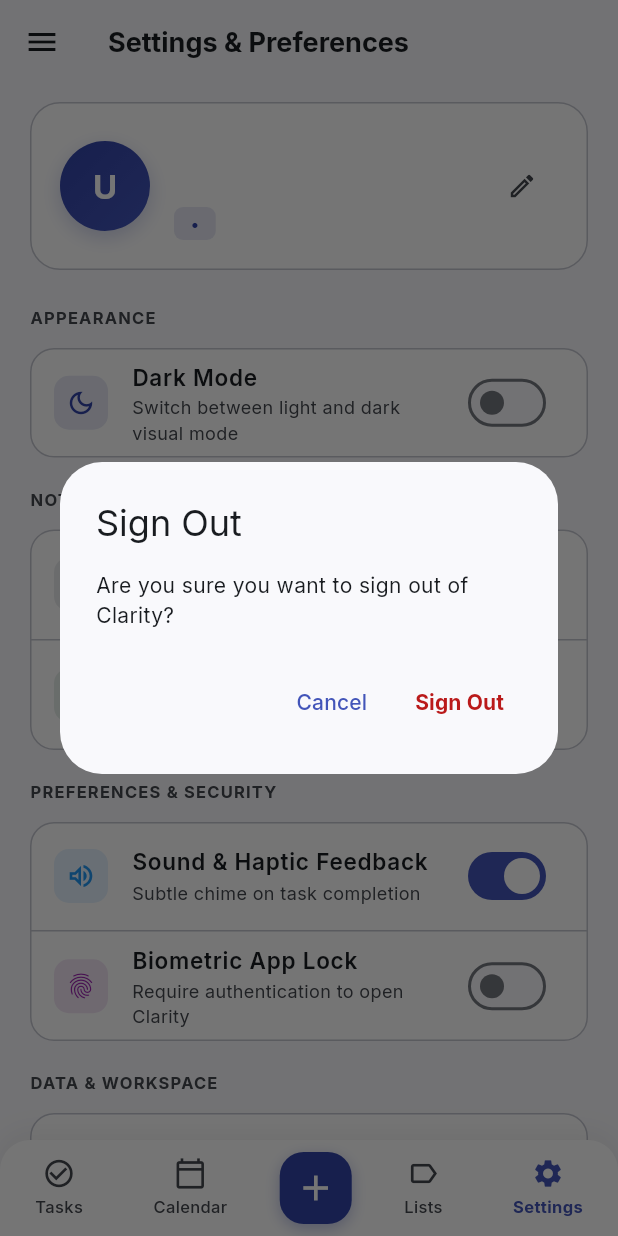
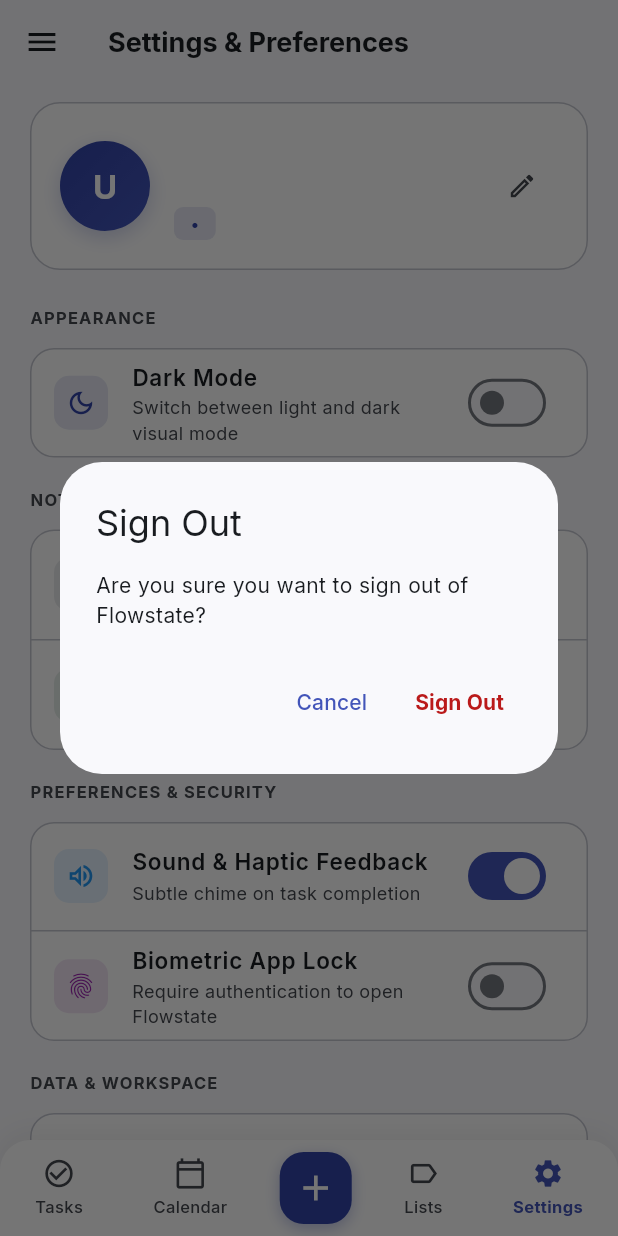
Before and after one commit to CHANDRASHEKAR1806/flowstate-app, a Flutter app: the SettingsScreen screen opened directly with empty values, in the side drawer, after a tap on "Sign Out", on a phone screen of 412 x 824 dp. Run offline on Flutter 3.47's test engine with Material 3 defaults, Android fonts, the phone set to English and light mode, and no system bars; our stand-ins replace google_fonts, shared_preferences; accounts and stored records are empty.

Commit message:
chore: rebrand application to Flowstate across all screens, metadata, and deployment configs

```diff
--- a/lib/main.dart
+++ b/lib/main.dart
@@ -45,7 +45,7 @@
     final themeProvider = context.watch<ThemeProvider>();
 
     return MaterialApp(
-      title: 'Clarity - Tasks & Momentum',
+      title: 'Flowstate - Tasks & Momentum',
       debugShowCheckedModeBanner: false,
       theme: AppTheme.lightTheme,
       darkTheme: AppTheme.darkTheme,
--- a/lib/screens/settings/settings_screen.dart
+++ b/lib/screens/settings/settings_screen.dart
@@ -180,7 +180,7 @@
                     child: const Icon(Icons.fingerprint, color: Colors.purple, size: 20),
                   ),
                   title: const Text('Biometric App Lock', style: TextStyle(fontWeight: FontWeight.w600, fontSize: 15)),
-                  subtitle: const Text('Require authentication to open Clarity', style: TextStyle(fontSize: 12)),
+                  subtitle: const Text('Require authentication to open Flowstate', style: TextStyle(fontSize: 12)),
                   value: theme.biometricLock,
                   activeTrackColor: AppColors.primary,
                   onChanged: (val) => theme.toggleBiometricLock(val),
@@ -306,7 +306,7 @@
                 const ListTile(
                   leading: Icon(Icons.info_outline, size: 20),
                   title: Text('Version', style: TextStyle(fontWeight: FontWeight.w600, fontSize: 14)),
-                  trailing: Text('v2.4.0 (Flutter Edition)', style: TextStyle(color: Colors.grey, fontSize: 13)),
+                  trailing: Text('v2.4.0 (Flowstate Edition)', style: TextStyle(color: Colors.grey, fontSize: 13)),
                 ),
                 const Divider(height: 1),
                 const ListTile(
@@ -328,7 +328,7 @@
                     'Sign Out',
                     style: TextStyle(fontWeight: FontWeight.bold, fontSize: 15, color: AppColors.error),
                   ),
-                  subtitle: const Text('Log out of your Clarity account', style: TextStyle(fontSize: 12)),
+                  subtitle: const Text('Log out of your Flowstate account', style: TextStyle(fontSize: 12)),
                   trailing: const Icon(Icons.chevron_right, color: AppColors.error, size: 18),
                   onTap: () => _showSignOutDialog(context, auth),
                 ),
@@ -492,7 +492,7 @@
     showDialog(
       context: context,
       builder: (ctx) => AlertDialog(
-        title: const Text('Sign Out of Clarity?', style: TextStyle(fontWeight: FontWeight.bold)),
+        title: const Text('Sign Out of Flowstate?', style: TextStyle(fontWeight: FontWeight.bold)),
         content: const Text(
           'You will be returned to the sign in screen. Your tasks and settings will remain safely saved on this device.',
         ),
--- a/lib/widgets/app_drawer.dart
+++ b/lib/widgets/app_drawer.dart
@@ -115,7 +115,7 @@
                           ),
                           alignment: Alignment.center,
                           child: const Text(
-                            'C',
+                            'F',
                             style: TextStyle(color: Colors.white, fontSize: 12, fontWeight: FontWeight.bold),
                           ),
                         ),
@@ -124,7 +124,7 @@
                           child: Column(
                             crossAxisAlignment: CrossAxisAlignment.start,
                             children: [
-                              Text('Clarity Workspace', style: TextStyle(fontSize: 12, fontWeight: FontWeight.bold)),
+                              Text('Flowstate Workspace', style: TextStyle(fontSize: 12, fontWeight: FontWeight.bold)),
                               Text('Unified Team Pod', style: TextStyle(fontSize: 10, color: Colors.grey)),
                             ],
                           ),
@@ -237,7 +237,7 @@
       context: context,
       builder: (ctx) => AlertDialog(
         title: const Text('Sign Out'),
-        content: const Text('Are you sure you want to sign out of Clarity?'),
+        content: const Text('Are you sure you want to sign out of Flowstate?'),
         actions: [
           TextButton(
             onPressed: () => Navigator.of(ctx).pop(),
```
Also changed, not shown: vercel.json, 10 other files.
